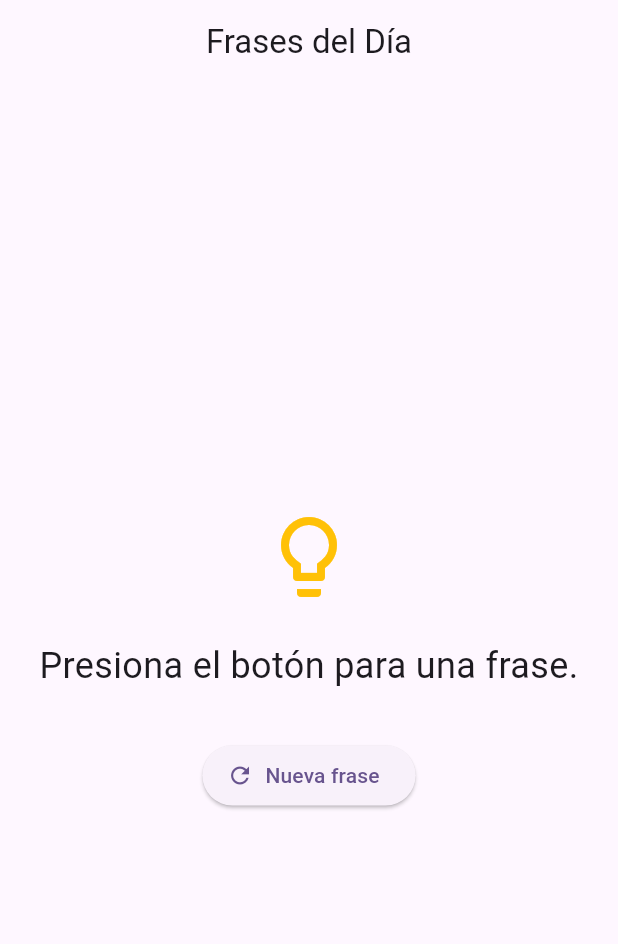
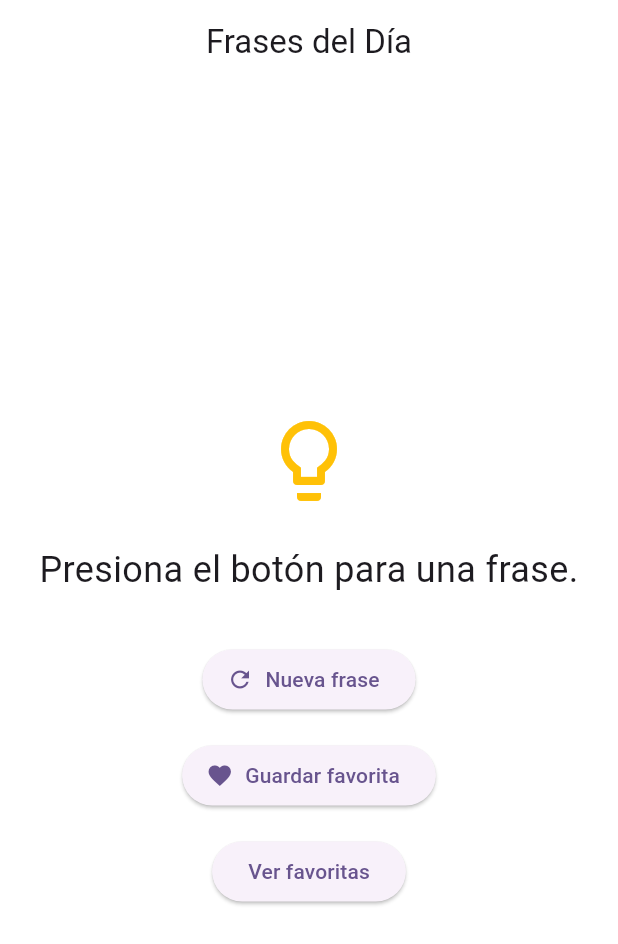
Before and after one commit to apere0695/clean_architecture, a Flutter app: the screen it shows after launch, on a phone screen of 412 x 824 dp. Shown: the top 944 px of the screen. Run offline on Flutter 3.47's test engine with Material 3 defaults, Android fonts, the light colour scheme and no system bars; our stand-ins replace flutter_bloc, get_it.

Commit message:
add phrases

```diff
--- a/lib/presentation/render/task_render.dart
+++ b/lib/presentation/render/task_render.dart
@@ -17,22 +17,104 @@ class _TaskRenderState extends State<TaskRender> {
     "Cree en ti.",
     "Cada día cuenta.",
     "Hazlo con pasión.",
+    "El éxito es la suma de pequeños esfuerzos repetidos día tras día.",
+    "La única manera de hacer un gran trabajo es amar lo que haces.",
+    "El futuro pertenece a quienes creen en la belleza de sus sueños.",
+    "No importa lo lento que vayas, siempre y cuando no te detengas.",
+    "La disciplina es el puente entre metas y logros.",
+    "La perseverancia es el secreto del éxito.",
+    "Cree que puedes y estarás a medio camino.",
+    "El fracaso es solo la oportunidad de comenzar de nuevo con más experiencia.",
   ];
 
+  final Map<String, IconData> fraseIconos = {
+    "Sigue adelante.": Icons.directions_walk,
+    "Hoy es un gran día.": Icons.wb_sunny,
+    "Nunca te rindas.": Icons.flag,
+    "Cree en ti.": Icons.thumb_up,
+    "Cada día cuenta.": Icons.calendar_today,
+    "Hazlo con pasión.": Icons.favorite,
+    "El éxito es la suma de pequeños esfuerzos repetidos día tras día.":
+        Icons.trending_up,
+    "La única manera de hacer un gran trabajo es amar lo que haces.":
+        Icons.work,
+    "El futuro pertenece a quienes creen en la belleza de sus sueños.":
+        Icons.star,
+    "No importa lo lento que vayas, siempre y cuando no te detengas.":
+        Icons.hourglass_bottom,
+    "La disciplina es el puente entre metas y logros.": Icons.check_circle,
+    "La perseverancia es el secreto del éxito.": Icons.lock,
+    "Cree que puedes y estarás a medio camino.": Icons.emoji_events,
+    "El fracaso es solo la oportunidad de comenzar de nuevo con más experiencia.":
+        Icons.refresh,
+  };
+
+  final List<String> frasesFavoritas = [];
   String fraseActual = "Presiona el botón para una frase.";
+  IconData iconoActual = Icons.lightbulb_outline;
+  Color fondoActual = Colors.white;
+
+  final List<Color> colores = [
+    Colors.blue.shade100,
+    Colors.green.shade100,
+    Colors.pink.shade100,
+    Colors.orange.shade100,
+    Colors.purple.shade100,
+  ];
 
   void mostrarFraseAleatoria() {
     final random = Random();
     final nuevaFrase = frases[random.nextInt(frases.length)];
     setState(() {
       fraseActual = nuevaFrase;
+      iconoActual = fraseIconos[nuevaFrase] ?? Icons.lightbulb_outline;
+      fondoActual = colores[random.nextInt(colores.length)];
     });
+  }
+
+  void mostrarFavoritas() {
+    showDialog(
+      context: context,
+      builder: (context) {
+        return AlertDialog(
+          title: const Text("Frases Favoritas"),
+          content: frasesFavoritas.isEmpty
+              ? const Text("No tienes frases favoritas aún.")
+              : Column(
+                  mainAxisSize: MainAxisSize.min,
+                  children: frasesFavoritas.map((frase) {
+                    return ListTile(
+                      title: Text(frase),
+                      trailing: IconButton(
+                        icon: const Icon(Icons.delete, color: Colors.red),
+                        onPressed: () {
+                          setState(() {
+                            frasesFavoritas.remove(frase);
+                          });
+                          Navigator.pop(context); // Cierra el diálogo
+                          mostrarFavoritas(); // Lo vuelve a abrir actualizado
+                        },
+                      ),
+                    );
+                  }).toList(),
+                ),
+          actions: [
+            TextButton(
+              onPressed: () => Navigator.pop(context),
+              child: const Text("Cerrar"),
+            ),
+          ],
+        );
+      },
+    );
   }
 
   @override
   Widget build(BuildContext context) {
     return Scaffold(
+      backgroundColor: fondoActual,
       appBar: AppBar(
+        backgroundColor: fondoActual,
         centerTitle: true,
         title: const Text("Frases del Día"),
       ),
@@ -42,19 +124,68 @@ class _TaskRenderState extends State<TaskRender> {
           child: Column(
             mainAxisAlignment: MainAxisAlignment.center,
             children: [
-              const Icon(Icons.lightbulb_outline,
-                  size: 64, color: Colors.amber),
+              AnimatedSwitcher(
+                duration: const Duration(milliseconds: 500),
+                transitionBuilder: (child, animation) {
+                  return FadeTransition(opacity: animation, child: child);
+                },
+                child: Icon(
+                  iconoActual,
+                  key: ValueKey(iconoActual),
+                  size: 64,
+                  color: Colors.amber,
+                ),
+              ),
               const SizedBox(height: 24),
-              Text(
-                fraseActual,
-                textAlign: TextAlign.center,
-                style: const TextStyle(fontSize: 24),
+              AnimatedSwitcher(
+                duration: const Duration(milliseconds: 500),
+                transitionBuilder: (child, animation) {
+                  return SlideTransition(
+                    position: Tween<Offset>(
+                      begin: const Offset(0.0, 1.0),
+                      end: Offset.zero,
+                    ).animate(animation),
+                    child: child,
+                  );
+                },
+                child: Text(
+                  fraseActual,
+                  key: ValueKey(fraseActual),
+                  textAlign: TextAlign.center,
+                  style: const TextStyle(fontSize: 24),
+                ),
               ),
               const SizedBox(height: 32),
               ElevatedButton.icon(
                 onPressed: mostrarFraseAleatoria,
                 icon: const Icon(Icons.refresh),
                 label: const Text("Nueva frase"),
+              ),
+              const SizedBox(height: 16),
+              ElevatedButton.icon(
+                onPressed: () {
+                  setState(() {
+                    if (!frasesFavoritas.contains(fraseActual)) {
+                      frasesFavoritas.add(fraseActual);
+                      ScaffoldMessenger.of(context).showSnackBar(
+                        const SnackBar(
+                            content: Text("Frase guardada como favorita")),
+                      );
+                    } else {
+                      ScaffoldMessenger.of(context).showSnackBar(
+                        const SnackBar(
+                            content: Text("La frase ya está en favoritos")),
+                      );
+                    }
+                  });
+                },
+                icon: const Icon(Icons.favorite),
+                label: const Text("Guardar favorita"),
+              ),
+              const SizedBox(height: 16),
+              ElevatedButton(
+                onPressed: mostrarFavoritas,
+                child: const Text("Ver favoritas"),
               ),
             ],
           ),
```
